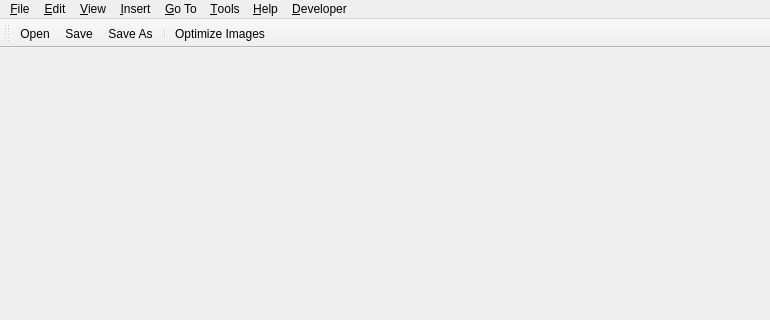
First picture: the form in Pdf4QtLibGui/pdfeditormainwindow.ui, repository lidiriel/inkpage, before the edit; both pictures show x 0 to 770 and y 0 to 320 of the 770 by 572 pixel window.
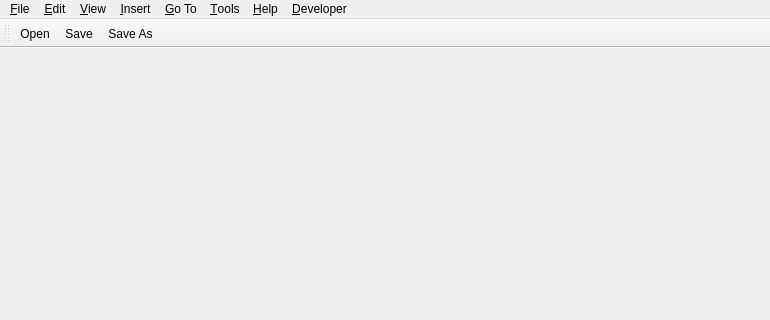
Second picture: the form after the edit. Icons and pictures are not drawn.

Commit message: Standard toolbar: Optimize Images removed (still in the Tools menu)

What changed in the file:
```diff
--- a/Pdf4QtLibGui/pdfeditormainwindow.ui
+++ b/Pdf4QtLibGui/pdfeditormainwindow.ui
@@ -255,8 +255,6 @@
    <addaction name="actionOpen"/>
    <addaction name="actionSave"/>
    <addaction name="actionSave_As"/>
-   <addaction name="separator"/>
-   <addaction name="actionOptimizeImages"/>
   </widget>
   <widget class="QStatusBar" name="statusBar"/>
   <action name="actionOpen">
```
The commit also changes 1 other file.
